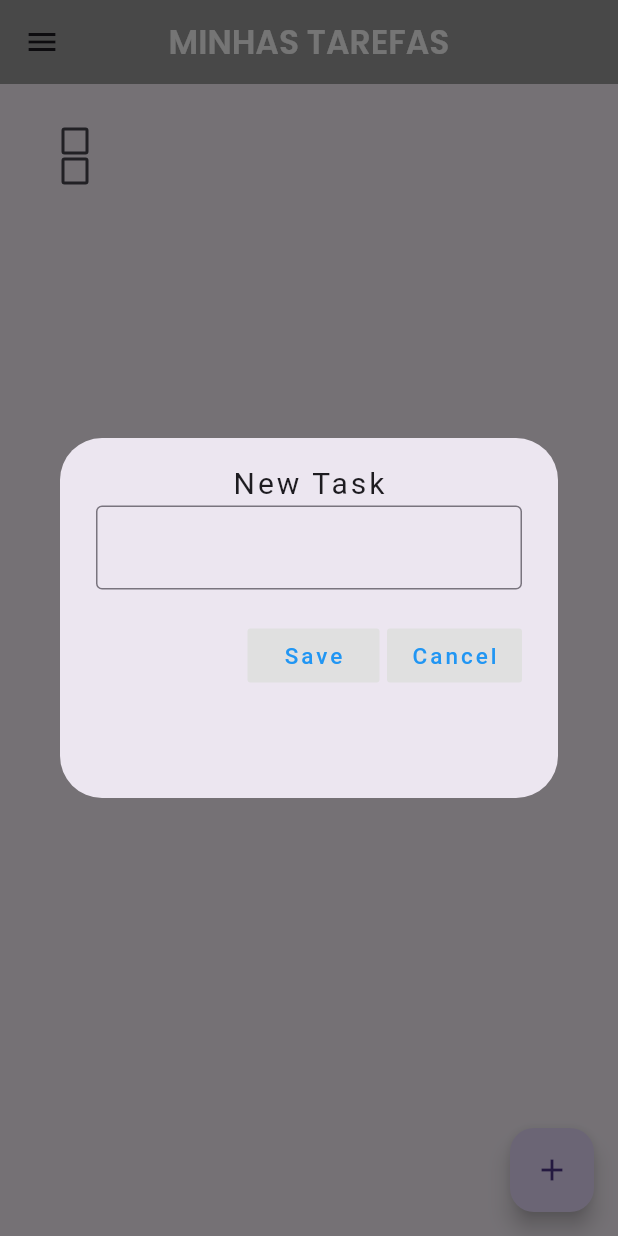
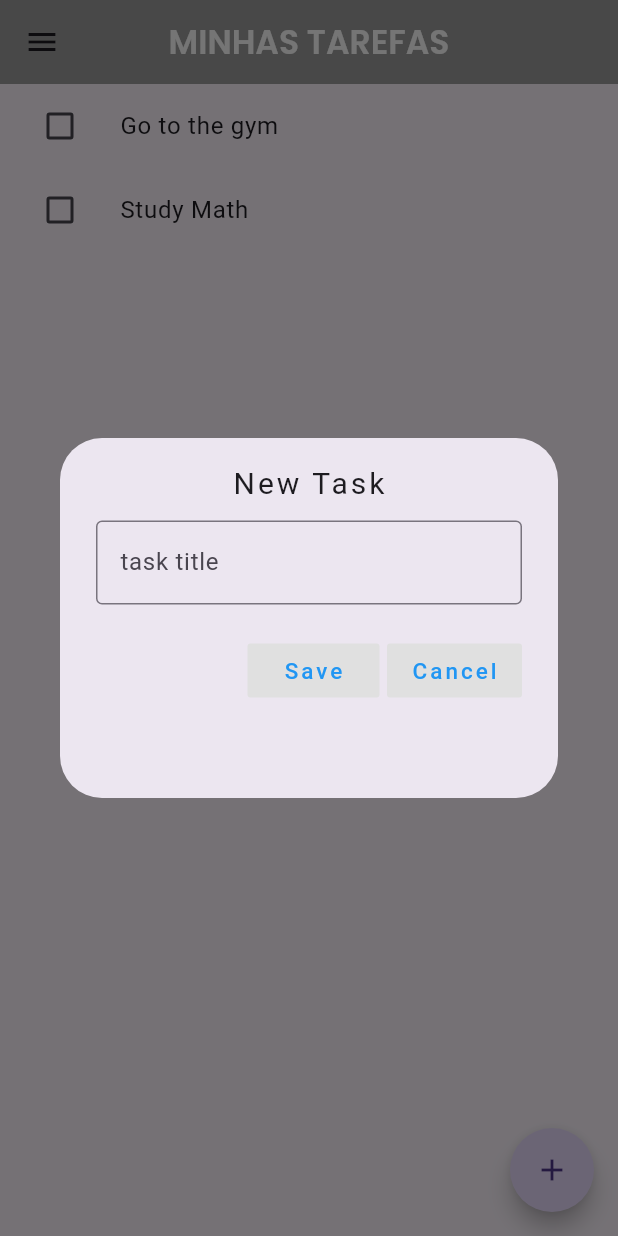
Before and after one commit to viniciuslcerqueira/ToDoApp_flutter, a Flutter app: the screen it shows after launch, after a tap on the "add" icon, on a phone screen of 412 x 824 dp. Run offline on Flutter 3.47's test engine with Material 3 defaults, Android fonts, the phone set to English and light mode, and no system bars; our stand-ins replace google_fonts.

Commit message:
textfield hint and controller fixed + change s hape and size floatingactionbutton

```diff
--- a/lib/screens/tasks_screen.dart
+++ b/lib/screens/tasks_screen.dart
@@ -26,7 +26,10 @@ class _TasksScreenState extends State<TasksScreen> {
 
     if (newtitle.isEmpty) return;
 
-    tasksList.add(Task(title: newtitle, isDone: false));
+    setState(() {
+      tasksList.add(Task(title: newtitle, isDone: false));
+      print('Tarefa adicionada: $newtitle');
+    });
 
     _controller.clear();
     Navigator.of(context).pop();
@@ -49,6 +52,7 @@ class _TasksScreenState extends State<TasksScreen> {
   Widget build(BuildContext context) {
     return Scaffold(
       floatingActionButton: FloatingActionButton(
+        shape: CircleBorder(),
         onPressed: createNewTask,
         child: Icon(Icons.add),
       ),
@@ -75,7 +79,9 @@ class _TasksScreenState extends State<TasksScreen> {
             (context, index) => TaskTile(
               task: tasksList[index],
               onChanged: (newValue) {
-                tasksList[index].isDone = newValue!;
+                setState(() {
+                  tasksList[index].isDone = newValue!;
+                });
               },
             ),
       ),
--- a/lib/widgets/custom_dialogbox.dart
+++ b/lib/widgets/custom_dialogbox.dart
@@ -20,10 +20,19 @@ class CustomDialogbox extends StatelessWidget {
         width: 300,
         child: Column(
           children: [
-            Text("New Task", style: TextStyle(fontSize: 20, letterSpacing: 2)),
+            const Text(
+              "New Task",
+              style: TextStyle(fontSize: 20, letterSpacing: 2),
+            ),
+
+            const SizedBox(height: 10),
 
             TextField(
-              decoration: InputDecoration(border: OutlineInputBorder()),
+              controller: controller,
+              decoration: InputDecoration(
+                border: OutlineInputBorder(),
+                hintText: "task title",
+              ),
             ),
 
             const SizedBox(height: 20),
@@ -45,7 +54,7 @@ class CustomDialogbox extends StatelessWidget {
                   ),
                 ),
 
-                SizedBox(width: 5),
+                const SizedBox(width: 5),
 
                 //Cancel Button
                 MaterialButton(
--- a/lib/widgets/task_tile.dart
+++ b/lib/widgets/task_tile.dart
@@ -9,10 +9,7 @@ class TaskTile extends StatelessWidget {
 
   @override
   Widget build(BuildContext context) {
-    return Container(
-      padding: EdgeInsets.all(10),
-      height: 20,
-      child: ListTile(
+    return ListTile(
       onTap: () {
         onChanged(!task.isDone);
       },
@@ -24,7 +21,6 @@ class TaskTile extends StatelessWidget {
         ),
       ),
       leading: Checkbox(value: task.isDone, onChanged: onChanged),
-      ),
     );
   }
 }
```
Lines whose indentation alone changed are shown as unchanged.
